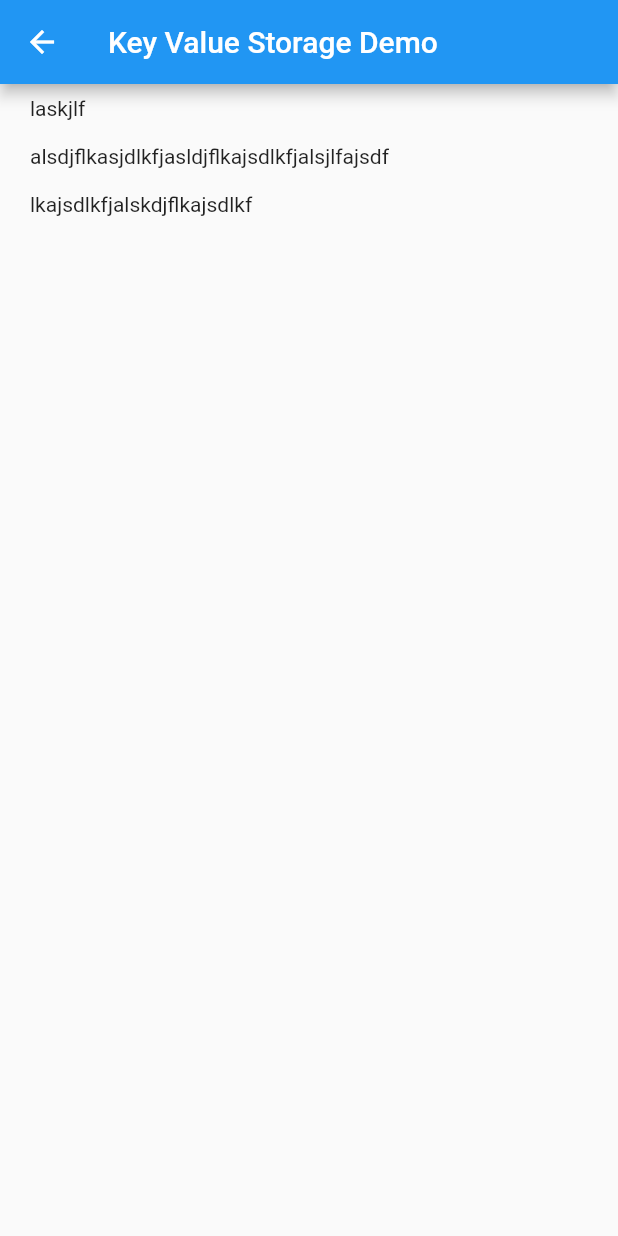
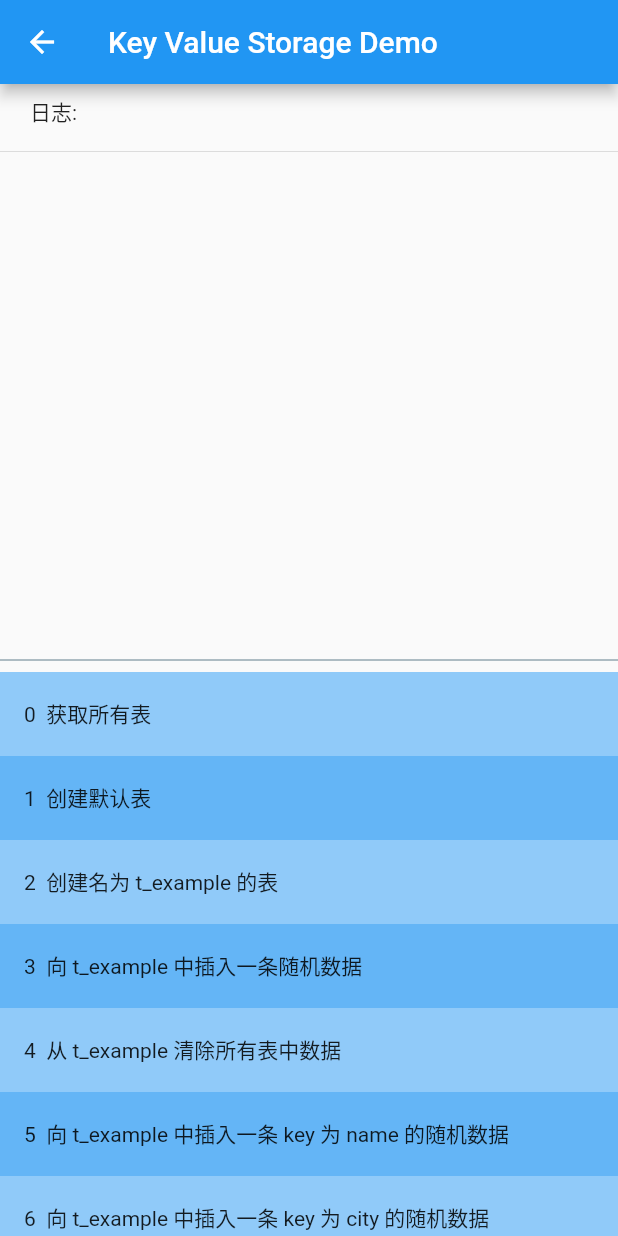
Before and after one commit to PandaCVBRO/of_kit, a Flutter app: the KVStorageDemoPage screen opened directly, on a phone screen of 412 x 824 dp. Run offline on Flutter 3.47's test engine with Material 2 defaults, Android fonts, the phone set to English and light mode, and no system bars; our stand-ins replace random_string, sprintf, sqflite; accounts and stored records are empty.

Commit message:
Finish the of_cache / kv_storage example. Fixed an error that specified a nonexistent table for fetching data.

```diff
--- a/packages/of_cache/example/lib/pages/kv_storage_demo.dart
+++ b/packages/of_cache/example/lib/pages/kv_storage_demo.dart
@@ -1,4 +1,7 @@
 import 'package:flutter/material.dart';
+import 'package:of_cache/kv_storage.dart';
+import 'dart:convert';
+import 'package:random_string/random_string.dart';
 
 class KVStorageDemoPage extends StatefulWidget {
   KVStorageDemoPage({Key key}) : super(key: key);
@@ -8,9 +11,7 @@ class KVStorageDemoPage extends StatefulWidget {
 
 class _KVStorageDemoPageState extends State<KVStorageDemoPage> {
   List<String> logs = [
-    'laskjlf',
-    'alsdjflkasjdlkfjasldjflkajsdlkfjalsjlfajsdf',
-    'lkajsdlkfjalskdjflkajsdlkf'
+    '日志:',
   ];
 
   @override
@@ -24,27 +25,115 @@ class _KVStorageDemoPageState extends State<KVStorageDemoPage> {
           children: <Widget>[
             Expanded(
               child: ListView.builder(
-                itemCount: logs.length,
+                itemCount: logs.length * 2,
                 itemBuilder: (context, index) {
-                  return Container(
-                    padding: EdgeInsets.fromLTRB(20, 8, 20, 8),
-                    child: Text(logs[index]),
-                  );
+                  return index % 2 == 0
+                      ? Container(
+                          padding: EdgeInsets.fromLTRB(20, 8, 20, 8),
+                          child: Text(logs[index ~/ 2]),
+                        )
+                      : Divider();
                 },
               ),
             ),
+            Divider(color: Colors.blueGrey),
             Expanded(
-              child: Container(
-                  color: Colors.grey[100],
-                  child: Wrap(
-                    spacing: 8,
-                    runSpacing: 4,
-                    children: <Widget>[],
-                  )),
-            )
+                child: ListView.builder(
+              itemCount: actions.length,
+              itemBuilder: (context, index) {
+                return Container(
+                  color: Colors.blue[index % 2 * 100 + 200],
+                  child: ListTile(
+                    title: Text(
+                      index.toString() + '  ' + actions[index]['title'],
+                      style: TextStyle(fontSize: 14),
+                    ),
+                    onTap: () {
+                      _runAndRecord(actions[index]['id']);
+                    },
+                  ),
+                );
+              },
+            ))
           ],
         ),
       ),
     );
   }
+
+  List<Map<String, dynamic>> actions = [
+    {"title": "获取所有表", 'id': 0},
+    {"title": "创建默认表", 'id': 1},
+    {"title": "创建名为 t_example 的表", "id": 2},
+    {"title": "向 t_example 中插入一条随机数据", "id": 3},
+    {"title": "从 t_example 清除所有表中数据", "id": 4},
+    {"title": "向 t_example 中插入一条 key 为 name 的随机数据", "id": 5},
+    {"title": "向 t_example 中插入一条 key 为 city 的随机数据", "id": 6},
+    {"title": "向 t_example 中插入一条 key 为 code 的随机数据", "id": 7},
+    {"title": "取 t_example 中 key 为 name 的数据", "id": 8},
+    {"title": "从 t_example 中删除一条 key 为 name 的数据", "id": 9},
+    {"title": "从 t_example 中删除 key 为 [name, city] 的数据", "id": 10},
+    {"title": "从 t_example 中删除一条 key 前缀为 c 的数据", "id": 11},
+    {"title": "获取 t_example 表中数据的条数", "id": 12},
+    {"title": "获取 t_example 表中全部数据", "id": 13},
+    {"title": "删除 t_example 表", "id": 14},
+  ];
+
+  void _runAndRecord(int id) async {
+    String log = await _selectAndRun(id);
+    logs.insert(0, log);
+    setState(() {});
+  }
+
+  Future<String> _selectAndRun(int id) async {
+    switch (id) {
+      case 0:
+        return json.encode(await KvStore().allTables());
+      case 1:
+        return (await KvStore().createTable()).toString();
+      case 2:
+        return (await KvStore().createTable('t_example')).toString();
+      case 3:
+        return (await KvStore().putObject(
+                randomAlpha(5), {'data': randomAlpha(5)}, 't_example'))
+            .toString();
+      case 4:
+        return (await KvStore().clearTable('t_example')).toString();
+      case 5:
+        return (await KvStore()
+                .putObject('name', {'data': randomAlpha(5)}, 't_example'))
+            .toString();
+      case 6:
+        return (await KvStore()
+                .putObject('city', {'data': randomAlpha(5)}, 't_example'))
+            .toString();
+      case 7:
+        return (await KvStore()
+                .putObject('code', {'data': randomAlpha(5)}, 't_example'))
+            .toString();
+      case 8:
+        return JsonEncoder.withIndent('    ')
+            .convert(await KvStore().getObjectByKey('name', 't_example'));
+      case 9:
+        return (await KvStore().deleteObjectByKey('name', 't_example'))
+            .toString();
+      case 10:
+        return (await KvStore()
+                .deleteObjectsByKeys(['name', 'city'], 't_example'))
+            .toString();
+      case 11:
+        return (await KvStore().deleteObjectsByKeyPrefix('c', 't_example'))
+            .toString();
+
+      case 12:
+        return (await KvStore().getCountFromTable('t_example')).toString();
+      case 13:
+        return JsonEncoder.withIndent('    ')
+            .convert(await KvStore().getAllItems('t_example'));
+      case 14:
+        return (await KvStore().dropTable('t_example')).toString();
+    }
+
+    return 'NotFound';
+  }
 }
--- a/packages/of_cache/pubspec.yaml
+++ b/packages/of_cache/pubspec.yaml
@@ -1,7 +1,7 @@
 name: of_cache
-description: of_cache
+description: of_cache is a convenient storage/cache kit for flutter.
 version: 0.0.1
-author:
+author: Panda <panda@cvbro.io>
 homepage:
 
 environment:
```
Also changed, not shown: packages/of_cache/example/pubspec.yaml (+5 -6 lines), packages/of_cache/lib/kv_storage.dart (renamed from packages/of_cache/lib/kv_store.dart, +35 -20 lines), packages/of_cache/example/pubspec.lock, 2 other files.
